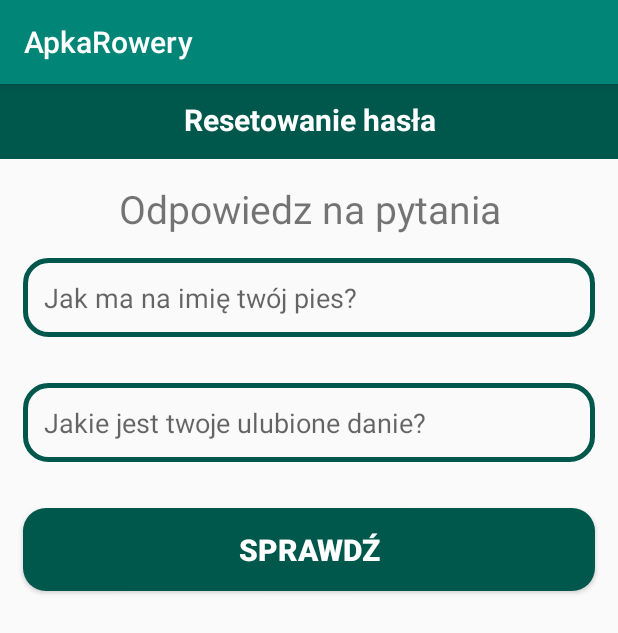
After one commit to LukaszS97/ProjektAndroid, an Android app: the ResetPasswordActivity screen opened directly, with no data from a screen before it, on a phone screen of 412 x 824 dp. The commit adds this screen. Shown: the top 633 px of the screen. Run offline under Robolectric (Android 15) with nearby library versions, the phone set to English and light mode, and no system bars; our stand-ins replace Firebase (no records; nobody signed in at launch, a user with empty details on screens opened directly); 2 statements that could not run were skipped.

Commit message:
dziala odzyskiwanie hasla

```diff
--- a/app/src/main/java/com/example/apkarowery/AdminAddNewProductActivity.java
+++ b/app/src/main/java/com/example/apkarowery/Admin/AdminAddNewProductActivity.java
@@ -1,4 +1,4 @@
-package com.example.apkarowery;
+package com.example.apkarowery.Admin;
 
 import android.app.ProgressDialog;
 import android.content.Intent;
@@ -13,6 +13,7 @@ import android.widget.EditText;
 import android.widget.ImageView;
 import android.widget.Toast;
 
+import com.example.apkarowery.R;
 import com.google.android.gms.tasks.Continuation;
 import com.google.android.gms.tasks.OnCompleteListener;
 import com.google.android.gms.tasks.OnFailureListener;
--- a/app/src/main/java/com/example/apkarowery/AdminCategoryActivity.java
+++ b/app/src/main/java/com/example/apkarowery/Admin/AdminCategoryActivity.java
@@ -1,4 +1,4 @@
-package com.example.apkarowery;
+package com.example.apkarowery.Admin;
 
 import android.content.Intent;
 import android.os.Bundle;
@@ -6,6 +6,10 @@ import android.support.v7.app.AppCompatActivity;
 import android.view.View;
 import android.widget.ImageView;
 import android.widget.Button;
+
+import com.example.apkarowery.HomeActivity;
+import com.example.apkarowery.MainActivity;
+import com.example.apkarowery.R;
 
 public class AdminCategoryActivity extends AppCompatActivity {
 
--- a/app/src/main/java/com/example/apkarowery/AdminMaintainProductsActivity.java
+++ b/app/src/main/java/com/example/apkarowery/Admin/AdminMaintainProductsActivity.java
@@ -1,4 +1,4 @@
-package com.example.apkarowery;
+package com.example.apkarowery.Admin;
 
 import android.content.Intent;
 import android.support.annotation.NonNull;
@@ -10,6 +10,7 @@ import android.widget.EditText;
 import android.widget.ImageView;
 import android.widget.Toast;
 
+import com.example.apkarowery.R;
 import com.google.android.gms.tasks.OnCompleteListener;
 import com.google.android.gms.tasks.Task;
 import com.google.firebase.database.DataSnapshot;
--- a/app/src/main/java/com/example/apkarowery/AdminNewOrdersActivity.java
+++ b/app/src/main/java/com/example/apkarowery/Admin/AdminNewOrdersActivity.java
@@ -1,4 +1,4 @@
-package com.example.apkarowery;
+package com.example.apkarowery.Admin;
 
 import android.annotation.SuppressLint;
 import android.content.DialogInterface;
@@ -16,6 +16,7 @@ import android.widget.Button;
 import android.widget.TextView;
 
 import com.example.apkarowery.Model.AdminOrders;
+import com.example.apkarowery.R;
 import com.firebase.ui.database.FirebaseRecyclerAdapter;
 import com.firebase.ui.database.FirebaseRecyclerOptions;
 import com.google.firebase.database.DatabaseReference;
--- a/app/src/main/java/com/example/apkarowery/AdminUserProductsActivity.java
+++ b/app/src/main/java/com/example/apkarowery/Admin/AdminUserProductsActivity.java
@@ -1,4 +1,4 @@
-package com.example.apkarowery;
+package com.example.apkarowery.Admin;
 
 import android.support.annotation.NonNull;
 import android.support.v7.app.AppCompatActivity;
@@ -9,7 +9,9 @@ import android.view.LayoutInflater;
 import android.view.View;
 import android.view.ViewGroup;
 
+import com.example.apkarowery.CartViewHolder;
 import com.example.apkarowery.Model.Cart;
+import com.example.apkarowery.R;
 import com.firebase.ui.database.FirebaseRecyclerAdapter;
 import com.firebase.ui.database.FirebaseRecyclerOptions;
 import com.google.firebase.database.DatabaseReference;
--- a/app/src/main/java/com/example/apkarowery/HomeActivity.java
+++ b/app/src/main/java/com/example/apkarowery/HomeActivity.java
@@ -4,7 +4,6 @@ import android.content.Intent;
 import android.os.Bundle;
 import android.support.annotation.NonNull;
 import android.support.design.widget.FloatingActionButton;
-import android.support.design.widget.Snackbar;
 import android.support.v7.widget.LinearLayoutManager;
 import android.support.v7.widget.RecyclerView;
 import android.view.LayoutInflater;
@@ -21,6 +20,7 @@ import android.view.ViewGroup;
 import android.widget.TextView;
 
 
+import com.example.apkarowery.Admin.AdminMaintainProductsActivity;
 import com.example.apkarowery.Model.Products;
 import com.example.apkarowery.Prevalent.Prevalent;
 import com.firebase.ui.database.FirebaseRecyclerAdapter;
--- a/app/src/main/res/layout/activity_admin_add_new_product.xml
+++ b/app/src/main/res/layout/activity_admin_add_new_product.xml
@@ -5,7 +5,7 @@
     xmlns:tools="http://schemas.android.com/tools"
     android:layout_width="match_parent"
     android:layout_height="match_parent"
-    tools:context=".AdminAddNewProductActivity">
+    tools:context=".Admin.AdminAddNewProductActivity">
 
     <ImageView
         android:id="@+id/select_product_image"
--- a/app/src/main/res/layout/activity_admin_category.xml
+++ b/app/src/main/res/layout/activity_admin_category.xml
@@ -4,7 +4,7 @@
     xmlns:tools="http://schemas.android.com/tools"
     android:layout_width="match_parent"
     android:layout_height="match_parent"
-    tools:context=".AdminCategoryActivity">
+    tools:context=".Admin.AdminCategoryActivity">
 
     <TextView
         android:id="@+id/slogan_category"
--- a/app/src/main/res/layout/activity_admin_maintain_products.xml
+++ b/app/src/main/res/layout/activity_admin_maintain_products.xml
@@ -8,7 +8,7 @@
     android:layout_marginStart="15dp"
     android:layout_marginEnd="15dp"
     app:cardElevation="15dp"
-    tools:context=".AdminMaintainProductsActivity">
+    tools:context=".Admin.AdminMaintainProductsActivity">
 
 
     <RelativeLayout
--- a/app/src/main/res/layout/activity_admin_new_orders.xml
+++ b/app/src/main/res/layout/activity_admin_new_orders.xml
@@ -4,7 +4,7 @@
     xmlns:tools="http://schemas.android.com/tools"
     android:layout_width="match_parent"
     android:layout_height="match_parent"
-    tools:context=".AdminNewOrdersActivity">
+    tools:context=".Admin.AdminNewOrdersActivity">
 
     <RelativeLayout
         android:id="@+id/r2"
--- a/app/src/main/res/layout/activity_admin_user_products.xml
+++ b/app/src/main/res/layout/activity_admin_user_products.xml
@@ -4,7 +4,7 @@
     xmlns:tools="http://schemas.android.com/tools"
     android:layout_width="match_parent"
     android:layout_height="match_parent"
-    tools:context=".AdminUserProductsActivity">
+    tools:context=".Admin.AdminUserProductsActivity">
 
     <RelativeLayout
         android:id="@+id/r3"
--- /dev/null
+++ b/app/src/main/res/layout/activity_reset_password.xml
@@ -0,0 +1,89 @@
+<?xml version="1.0" encoding="utf-8"?>
+<RelativeLayout xmlns:android="http://schemas.android.com/apk/res/android"
+    xmlns:app="http://schemas.android.com/apk/res-auto"
+    xmlns:tools="http://schemas.android.com/tools"
+    android:layout_width="match_parent"
+    android:layout_height="match_parent"
+    tools:context=".ResetPasswordActivity">
+
+    <RelativeLayout
+        android:id="@+id/relative123"
+        android:layout_width="match_parent"
+        android:layout_height="50dp"
+        android:layout_alignParentTop="true"
+        android:background="@color/colorPrimaryDark">
+
+        <TextView
+            android:id="@+id/page_title"
+            android:layout_width="match_parent"
+            android:layout_height="wrap_content"
+            android:layout_marginTop="10dp"
+            android:text="Resetowanie hasła"
+            android:textAlignment="center"
+            android:textColor="@android:color/white"
+            android:textSize="20dp"
+            android:textStyle="bold" />
+
+    </RelativeLayout>
+
+    <EditText
+        android:id="@+id/find_phone_number"
+        android:layout_width="match_parent"
+        android:layout_height="wrap_content"
+        android:background="@drawable/input_design"
+        android:padding="14dp"
+        android:layout_margin="15dp"
+        android:layout_below="@+id/relative123"
+        android:hint="Wprowadź saój numer telefonu"
+        />
+
+
+    <TextView
+        android:id="@+id/title_questions"
+        android:layout_width="match_parent"
+        android:layout_height="wrap_content"
+        android:text="Odpowiedz na pytania"
+        android:gravity="center"
+        android:layout_below="@+id/find_phone_number"
+        android:textSize="26dp"
+        android:layout_marginTop="15dp"
+
+        />
+
+    <EditText
+        android:id="@+id/question_1"
+        android:layout_width="match_parent"
+        android:layout_height="wrap_content"
+        android:background="@drawable/input_design"
+        android:padding="14dp"
+        android:layout_margin="15dp"
+        android:layout_below="@+id/title_questions"
+        android:hint="Jak ma na imię twój pies?"
+        />
+
+    <EditText
+        android:id="@+id/question_2"
+        android:layout_width="match_parent"
+        android:layout_height="wrap_content"
+        android:background="@drawable/input_design"
+        android:padding="14dp"
+        android:layout_margin="15dp"
+        android:layout_below="@+id/question_1"
+        android:hint="Jakie jest twoje ulubione danie?"
+        />
+
+    <Button
+        android:id="@+id/verify_btn"
+        android:layout_width="match_parent"
+        android:layout_height="wrap_content"
+        android:background="@drawable/buttons"
+        android:padding="14dp"
+        android:layout_margin="15dp"
+        android:layout_below="@+id/question_2"
+        android:text="Sprawdź"
+        android:textColor="@android:color/white"
+        android:textSize="20dp"
+        android:textStyle="bold"
+        />
+
+</RelativeLayout>
```
Also changed, not shown: app/src/main/AndroidManifest.xml (+7 -6 lines), app/src/main/java/com/example/apkarowery/LoginActivity.java (+12 -1 lines), app/src/main/java/com/example/apkarowery/ResetPasswordActivity.java (added, +205 -0 lines), app/src/main/java/com/example/apkarowery/SettinsActivity.java (+11 -1 lines), app/src/main/res/layout/activity_settins.xml (+12 -0 lines).
